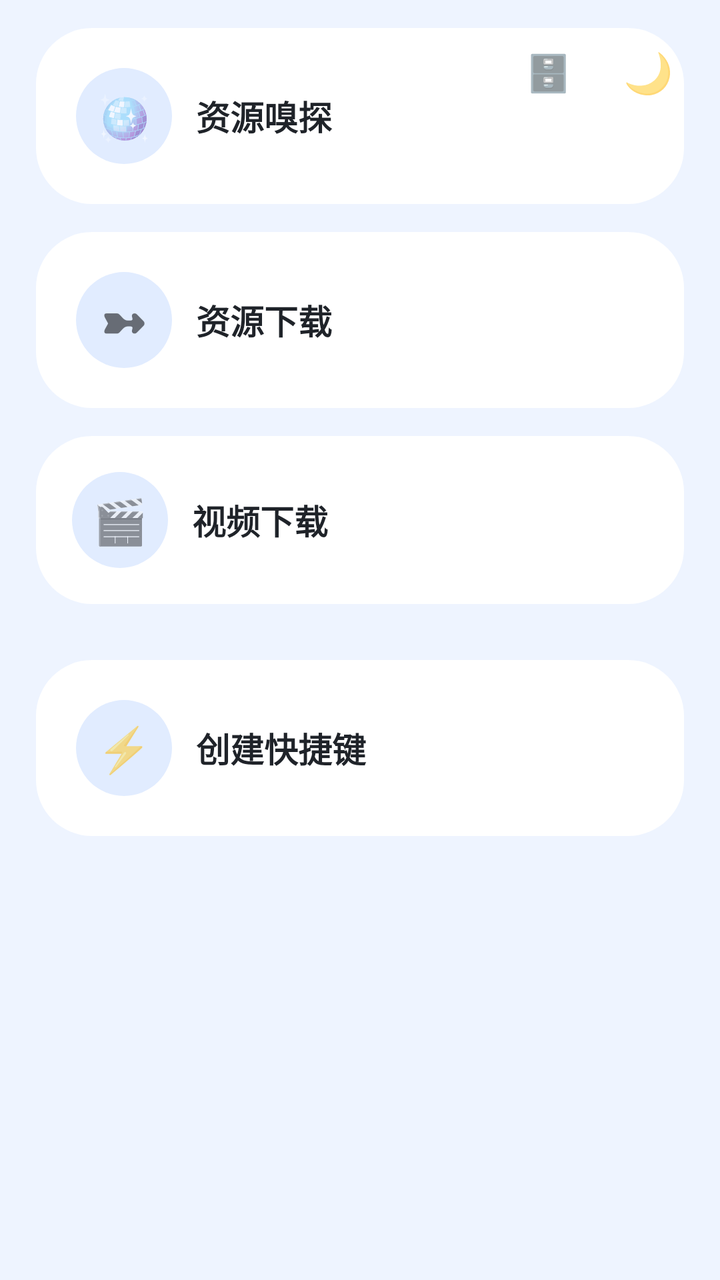
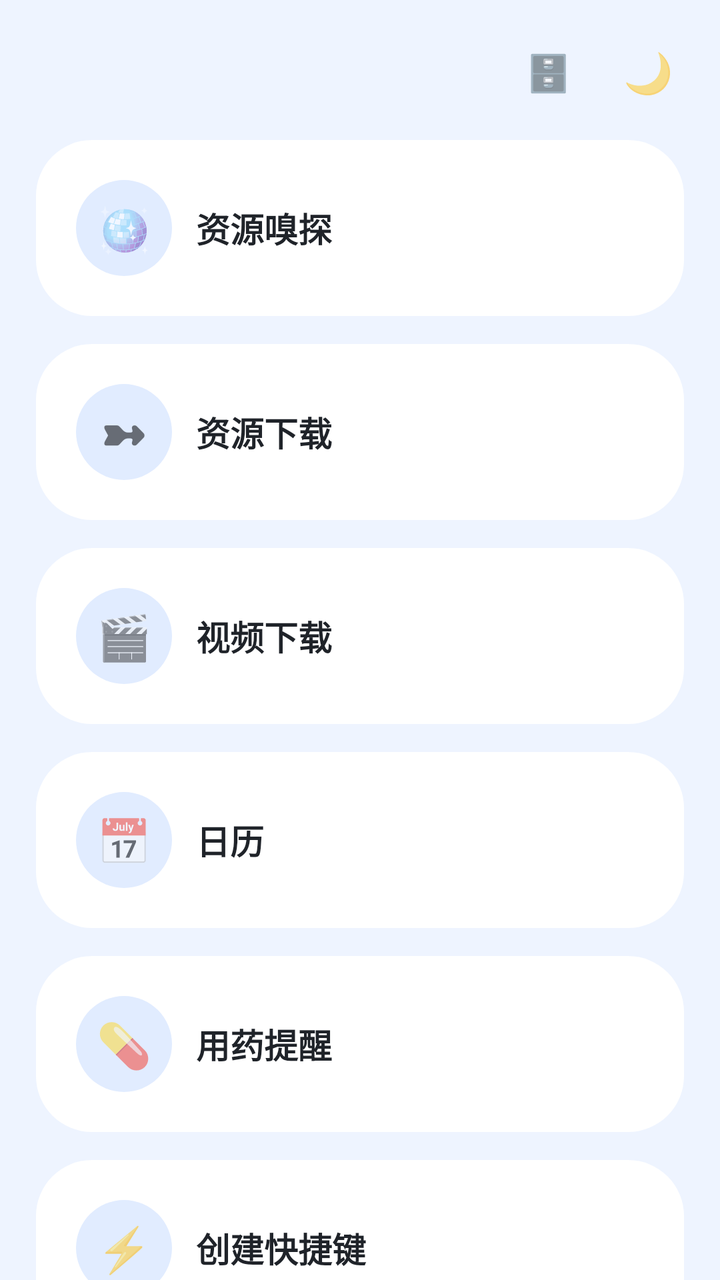

Compare the two renders of this Android layout. The source of the first and the diff that turns it into the second are given below.
<!-- AndroidManifest.xml: application theme AppTheme -->
<!-- res/layout/activity_toolbox.xml -->
<?xml version="1.0" encoding="utf-8"?>
<FrameLayout xmlns:android="http://schemas.android.com/apk/res/android"
    android:id="@+id/toolRoot"
    android:layout_width="match_parent" android:layout_height="match_parent">

    <TextView android:id="@+id/lanToggle"
        android:layout_width="44dp" android:layout_height="44dp"
        android:layout_gravity="top|right" android:layout_marginTop="14dp" android:layout_marginRight="64dp"
        android:gravity="center" android:elevation="6dp"
        android:text="🗄️" android:textSize="18sp"/>

    <TextView android:id="@+id/themeToggle"
        android:layout_width="44dp" android:layout_height="44dp"
        android:layout_gravity="top|right" android:layout_margin="14dp"
        android:gravity="center" android:elevation="6dp"
        android:text="🌙" android:textSize="20sp"/>

    <LinearLayout android:id="@+id/toolColumn"
        android:layout_width="match_parent" android:layout_height="match_parent"
        android:orientation="vertical"
        android:background="@color/bg">

        <ScrollView
            android:layout_width="match_parent" android:layout_height="match_parent"
            android:fillViewport="true" android:scrollbars="none">

            <LinearLayout
                android:layout_width="match_parent" android:layout_height="wrap_content"
                android:orientation="vertical"
                android:paddingLeft="18dp" android:paddingRight="18dp"
                android:paddingTop="14dp" android:paddingBottom="18dp">

                <LinearLayout android:tag="card" android:id="@+id/cardPlayer"
                    android:layout_width="match_parent" android:layout_height="wrap_content"
                    android:layout_marginTop="0dp"
                    android:background="@drawable/bg_card_md3" android:orientation="vertical"
                    android:padding="20dp">

                    <LinearLayout
                        android:layout_width="match_parent" android:layout_height="wrap_content"
                        android:orientation="horizontal" android:gravity="center_vertical">
                        <TextView
                            android:layout_width="48dp" android:layout_height="48dp"
                            android:background="@drawable/bg_btn_md3"
                            android:text="🪩" android:textSize="22sp" android:gravity="center"/>
                        <TextView
                            android:layout_width="0dp" android:layout_height="wrap_content"
                            android:layout_weight="1" android:layout_marginLeft="12dp"
                            android:text="资源嗅探" android:textSize="17sp"
                            android:textStyle="bold" android:tag="title" android:textColor="@color/textMain"/>
                    </LinearLayout>
                </LinearLayout>

                <LinearLayout android:tag="card" android:id="@+id/cardDownload"
                    android:layout_width="match_parent" android:layout_height="wrap_content"
                    android:layout_marginTop="14dp"
                    android:background="@drawable/bg_card_md3" android:orientation="vertical"
                    android:padding="20dp">
                    <LinearLayout
                        android:layout_width="match_parent" android:layout_height="wrap_content"
                        android:orientation="horizontal" android:gravity="center_vertical">
                        <TextView
                            android:layout_width="48dp" android:layout_height="48dp"
                            android:background="@drawable/bg_btn_md3"
                            android:text="➼" android:textSize="22sp" android:gravity="center"/>
                        <TextView
                            android:layout_width="0dp" android:layout_height="wrap_content"
                            android:layout_weight="1" android:layout_marginLeft="12dp"
                            android:text="资源下载" android:textSize="17sp"
                            android:textStyle="bold" android:tag="title" android:textColor="@color/textMain"/>
                    </LinearLayout>
                </LinearLayout>
                 <LinearLayout android:tag="card" android:id="@+id/cardVideoDl"
                    android:layout_width="match_parent" android:layout_height="wrap_content"
                    android:layout_marginTop="14dp"
                    android:background="@drawable/bg_card_md3" android:orientation="vertical"
                    android:padding="18dp">
                    <LinearLayout android:layout_width="match_parent" android:layout_height="wrap_content"
                        android:orientation="horizontal" android:gravity="center_vertical">
                        <TextView android:layout_width="48dp" android:layout_height="48dp"
                            android:background="@drawable/bg_btn_md3"
                            android:text="🎬" android:textSize="22sp" android:gravity="center"/>
                        <TextView
                            android:layout_width="0dp" android:layout_height="wrap_content"
                            android:layout_weight="1" android:layout_marginLeft="12dp"
                            android:text="视频下载" android:textSize="17sp"
                            android:textStyle="bold" android:tag="title" android:textColor="@color/textMain"/>
                    </LinearLayout>
                </LinearLayout>

               <LinearLayout android:tag="card" android:id="@+id/calendarCard"
                    android:layout_width="match_parent" android:layout_height="wrap_content"
                    android:layout_marginTop="14dp"
                    android:background="@drawable/bg_card_md3" android:orientation="vertical">
                    <LinearLayout android:id="@+id/calHost"
                        android:layout_width="match_parent" android:layout_height="wrap_content"
                        android:orientation="vertical"/>
               </LinearLayout>

               <LinearLayout android:tag="card" android:id="@+id/cardShortcut"
                    android:layout_width="match_parent" android:layout_height="wrap_content"
                    android:layout_marginTop="14dp"
                    android:background="@drawable/bg_card_md3" android:orientation="vertical"
                    android:padding="20dp">
                    <LinearLayout
                        android:layout_width="match_parent" android:layout_height="wrap_content"
                        android:orientation="horizontal" android:gravity="center_vertical">
                        <TextView
                            android:layout_width="48dp" android:layout_height="48dp"
                            android:background="@drawable/bg_btn_md3" android:padding="8dp"
                            android:text="⚡" android:textSize="22sp" android:gravity="center"/>
                        <TextView
                            android:layout_width="0dp" android:layout_height="wrap_content"
                            android:layout_weight="1" android:layout_marginLeft="12dp"
                            android:text="创建快捷键" android:textSize="17sp"
                            android:textStyle="bold" android:tag="title" android:textColor="@color/textMain"/>
                    </LinearLayout>
                </LinearLayout>



            </LinearLayout>
        </ScrollView>
    </LinearLayout>
</FrameLayout>
<!-- resources referenced by this layout -->
<resources>
  <color name="bg">#EEF4FF</color>
  <color name="textMain">#1F2329</color>
  <!-- drawable bg_btn_md3 (drawable) -->
  <?xml version="1.0" encoding="utf-8"?>
  <shape xmlns:android="http://schemas.android.com/apk/res/android">
      <solid android:color="#E1ECFF"/>
      <corners android:radius="24dp"/>
  </shape>
  <!-- drawable bg_card_md3 (drawable) -->
  <?xml version="1.0" encoding="utf-8"?>
  <ripple xmlns:android="http://schemas.android.com/apk/res/android"
      android:color="#224C7DFF">
      <item>
          <shape>
              <solid android:color="#FFFFFF"/>
              <corners android:radius="28dp"/>
          </shape>
      </item>
  </ripple>
  <style name="AppTheme" parent="Theme.MaterialComponents.DayNight.NoActionBar">
          <item name="android:windowFullscreen">true</item>
          <item name="android:windowNoTitle">true</item>
          <item name="android:windowTranslucentNavigation">true</item>
          <item name="android:windowBackground">@color/bg</item>
          <item name="android:colorAccent">@color/blue2</item>
          <item name="colorPrimary">@color/blue2</item>
          <item name="colorSecondary">@color/blue2</item>
          <item name="android:colorControlHighlight">#22315CDE</item>
      </style>
  <color name="blue2">#1677FF</color>
</resources>

<!-- the commit's change to res/layout/activity_toolbox.xml (unified diff, before → after) -->
@@ -17,8 +17,7 @@
 
     <LinearLayout android:id="@+id/toolColumn"
         android:layout_width="match_parent" android:layout_height="match_parent"
-        android:orientation="vertical"
-        android:background="@color/bg">
+        android:orientation="vertical">
 
         <ScrollView
             android:layout_width="match_parent" android:layout_height="match_parent"
@@ -28,14 +27,12 @@
                 android:layout_width="match_parent" android:layout_height="wrap_content"
                 android:orientation="vertical"
                 android:paddingLeft="18dp" android:paddingRight="18dp"
-                android:paddingTop="14dp" android:paddingBottom="18dp">
+                android:paddingTop="70dp" android:paddingBottom="150dp">
 
                 <LinearLayout android:tag="card" android:id="@+id/cardPlayer"
                     android:layout_width="match_parent" android:layout_height="wrap_content"
-                    android:layout_marginTop="0dp"
                     android:background="@drawable/bg_card_md3" android:orientation="vertical"
                     android:padding="20dp">
-
                     <LinearLayout
                         android:layout_width="match_parent" android:layout_height="wrap_content"
                         android:orientation="horizontal" android:gravity="center_vertical">
@@ -70,14 +67,17 @@
                             android:textStyle="bold" android:tag="title" android:textColor="@color/textMain"/>
                     </LinearLayout>
                 </LinearLayout>
-                 <LinearLayout android:tag="card" android:id="@+id/cardVideoDl"
+
+                <LinearLayout android:tag="card" android:id="@+id/cardVideoDl"
                     android:layout_width="match_parent" android:layout_height="wrap_content"
                     android:layout_marginTop="14dp"
                     android:background="@drawable/bg_card_md3" android:orientation="vertical"
-                    android:padding="18dp">
-                    <LinearLayout android:layout_width="match_parent" android:layout_height="wrap_content"
+                    android:padding="20dp">
+                    <LinearLayout
+                        android:layout_width="match_parent" android:layout_height="wrap_content"
                         android:orientation="horizontal" android:gravity="center_vertical">
-                        <TextView android:layout_width="48dp" android:layout_height="48dp"
+                        <TextView
+                            android:layout_width="48dp" android:layout_height="48dp"
                             android:background="@drawable/bg_btn_md3"
                             android:text="🎬" android:textSize="22sp" android:gravity="center"/>
                         <TextView
@@ -88,16 +88,7 @@
                     </LinearLayout>
                 </LinearLayout>
 
-               <LinearLayout android:tag="card" android:id="@+id/calendarCard"
-                    android:layout_width="match_parent" android:layout_height="wrap_content"
-                    android:layout_marginTop="14dp"
-                    android:background="@drawable/bg_card_md3" android:orientation="vertical">
-                    <LinearLayout android:id="@+id/calHost"
-                        android:layout_width="match_parent" android:layout_height="wrap_content"
-                        android:orientation="vertical"/>
-               </LinearLayout>
-
-               <LinearLayout android:tag="card" android:id="@+id/cardShortcut"
+                <LinearLayout android:tag="card" android:id="@+id/calendarCard"
                     android:layout_width="match_parent" android:layout_height="wrap_content"
                     android:layout_marginTop="14dp"
                     android:background="@drawable/bg_card_md3" android:orientation="vertical"
@@ -107,7 +98,47 @@
                         android:orientation="horizontal" android:gravity="center_vertical">
                         <TextView
                             android:layout_width="48dp" android:layout_height="48dp"
-                            android:background="@drawable/bg_btn_md3" android:padding="8dp"
+                            android:background="@drawable/bg_btn_md3"
+                            android:text="📅" android:textSize="22sp" android:gravity="center"/>
+                        <TextView
+                            android:layout_width="0dp" android:layout_height="wrap_content"
+                            android:layout_weight="1" android:layout_marginLeft="12dp"
+                            android:text="日历" android:textSize="17sp"
+                            android:textStyle="bold" android:tag="title" android:textColor="@color/textMain"/>
+                    </LinearLayout>
+                </LinearLayout>
+
+                <LinearLayout android:tag="card" android:id="@+id/cardMed"
+                    android:layout_width="match_parent" android:layout_height="wrap_content"
+                    android:layout_marginTop="14dp"
+                    android:background="@drawable/bg_card_md3" android:orientation="vertical"
+                    android:padding="20dp">
+                    <LinearLayout
+                        android:layout_width="match_parent" android:layout_height="wrap_content"
+                        android:orientation="horizontal" android:gravity="center_vertical">
+                        <TextView
+                            android:layout_width="48dp" android:layout_height="48dp"
+                            android:background="@drawable/bg_btn_md3"
+                            android:text="💊" android:textSize="22sp" android:gravity="center"/>
+                        <TextView
+                            android:layout_width="0dp" android:layout_height="wrap_content"
+                            android:layout_weight="1" android:layout_marginLeft="12dp"
+                            android:text="用药提醒" android:textSize="17sp"
+                            android:textStyle="bold" android:tag="title" android:textColor="@color/textMain"/>
+                    </LinearLayout>
+                </LinearLayout>
+
+                <LinearLayout android:tag="card" android:id="@+id/cardShortcut"
+                    android:layout_width="match_parent" android:layout_height="wrap_content"
+                    android:layout_marginTop="14dp"
+                    android:background="@drawable/bg_card_md3" android:orientation="vertical"
+                    android:padding="20dp">
+                    <LinearLayout
+                        android:layout_width="match_parent" android:layout_height="wrap_content"
+                        android:orientation="horizontal" android:gravity="center_vertical">
+                        <TextView
+                            android:layout_width="48dp" android:layout_height="48dp"
+                            android:background="@drawable/bg_btn_md3"
                             android:text="⚡" android:textSize="22sp" android:gravity="center"/>
                         <TextView
                             android:layout_width="0dp" android:layout_height="wrap_content"
@@ -117,8 +148,10 @@
                     </LinearLayout>
                 </LinearLayout>
 
-
-
+                <TextView
+                    android:layout_width="match_parent" android:layout_height="wrap_content"
+                    android:gravity="center" android:paddingTop="26dp"
+                    android:text="v446.0 (779)" android:textSize="11sp" android:textColor="#B7BFCC"/>
             </LinearLayout>
         </ScrollView>
     </LinearLayout>
